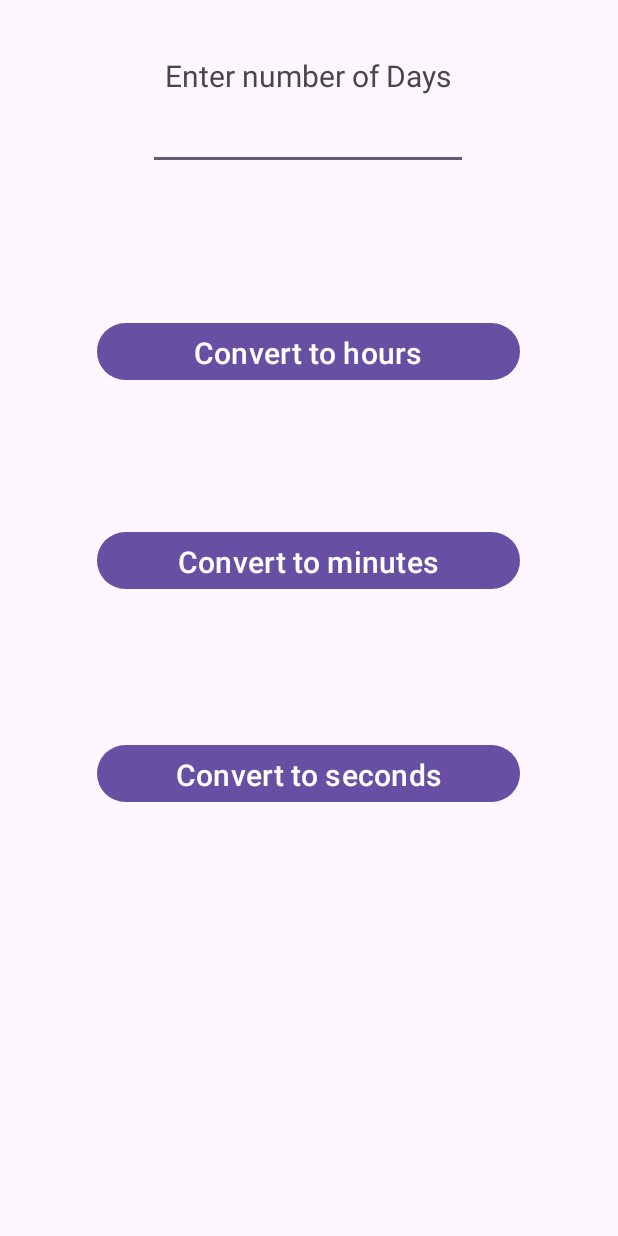
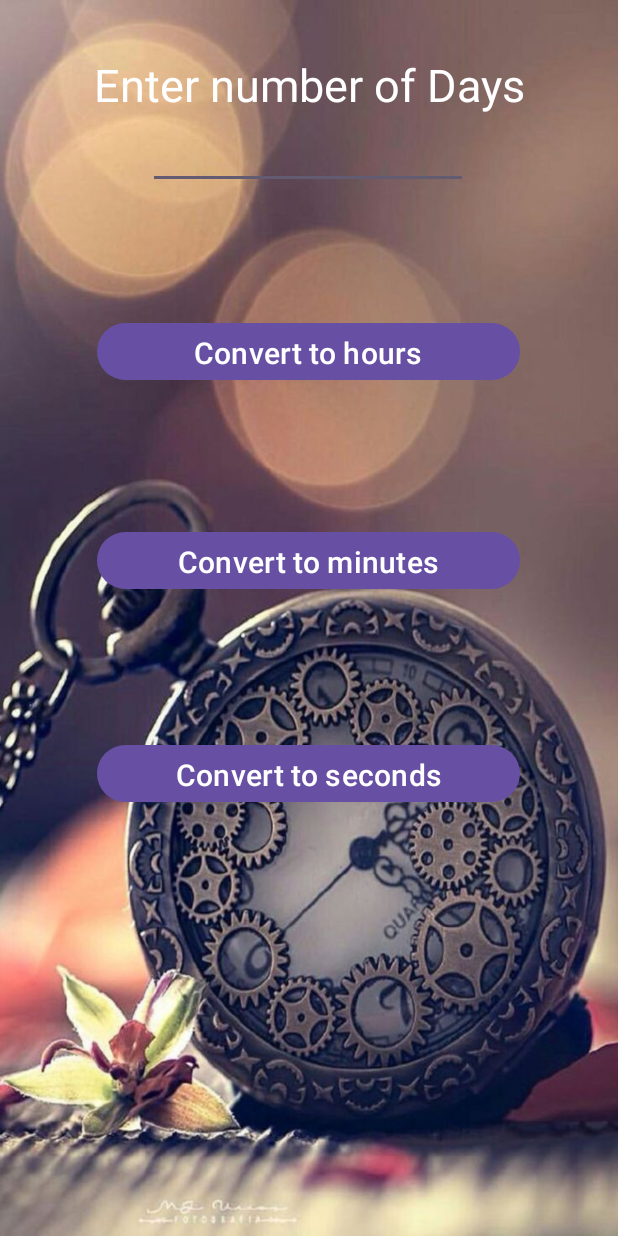
Before and after one commit to AnoopVL/unitConverter-Android, an Android app: the screen it shows after launch (MainActivity), on a phone screen of 412 x 824 dp. Run offline under Robolectric (Android 15) with nearby library versions, the phone set to English and light mode, and no system bars.

Commit message:
bgImg added

```diff
--- a/app/src/main/res/layout/activity_main.xml
+++ b/app/src/main/res/layout/activity_main.xml
@@ -4,6 +4,7 @@
     xmlns:tools="http://schemas.android.com/tools"
     android:layout_width="match_parent"
     android:layout_height="match_parent"
+    android:background="@drawable/time"
     tools:context=".MainActivity">
 
     <TextView
@@ -12,6 +13,7 @@
         android:layout_height="48dp"
         android:gravity="center"
         android:textSize="20sp"
+        android:textColor="@color/white"
         app:layout_constraintBottom_toBottomOf="parent"
         app:layout_constraintEnd_toEndOf="parent"
         app:layout_constraintStart_toStartOf="parent"
@@ -37,6 +39,7 @@
         android:layout_height="48dp"
         android:gravity="center"
         android:textSize="20sp"
+        android:textColor="@color/white"
         app:layout_constraintBottom_toBottomOf="parent"
         app:layout_constraintEnd_toEndOf="parent"
         app:layout_constraintStart_toStartOf="parent"
@@ -62,22 +65,23 @@
         android:layout_height="wrap_content"
         android:ems="10"
         android:inputType="numberSigned"
+        android:textColor="@color/white"
         app:layout_constraintBottom_toBottomOf="parent"
         app:layout_constraintEnd_toEndOf="parent"
         app:layout_constraintHorizontal_bias="0.497"
         app:layout_constraintStart_toStartOf="parent"
         app:layout_constraintTop_toTopOf="parent"
-        app:layout_constraintVertical_bias="0.087" />
+        app:layout_constraintVertical_bias="0.104" />
 
     <TextView
         android:id="@+id/textView"
         android:layout_width="wrap_content"
         android:layout_height="wrap_content"
         android:text="Enter number of Days"
-        android:textSize="20sp"
+        android:textColor="@color/white"
+        android:textSize="30sp"
         app:layout_constraintBottom_toBottomOf="parent"
         app:layout_constraintEnd_toEndOf="parent"
-        app:layout_constraintHorizontal_bias="0.497"
         app:layout_constraintStart_toStartOf="parent"
         app:layout_constraintTop_toTopOf="parent"
         app:layout_constraintVertical_bias="0.046" />
@@ -101,9 +105,11 @@
         android:layout_height="48dp"
         android:gravity="center"
         android:textSize="20sp"
+        android:textColor="@color/white"
         app:layout_constraintBottom_toBottomOf="parent"
         app:layout_constraintEnd_toEndOf="parent"
         app:layout_constraintStart_toStartOf="parent"
         app:layout_constraintTop_toTopOf="parent"
         app:layout_constraintVertical_bias="0.204" />
+
 </androidx.constraintlayout.widget.ConstraintLayout>
```
Also changed, not shown: app/src/main/res/drawable/time.jpg (added).
